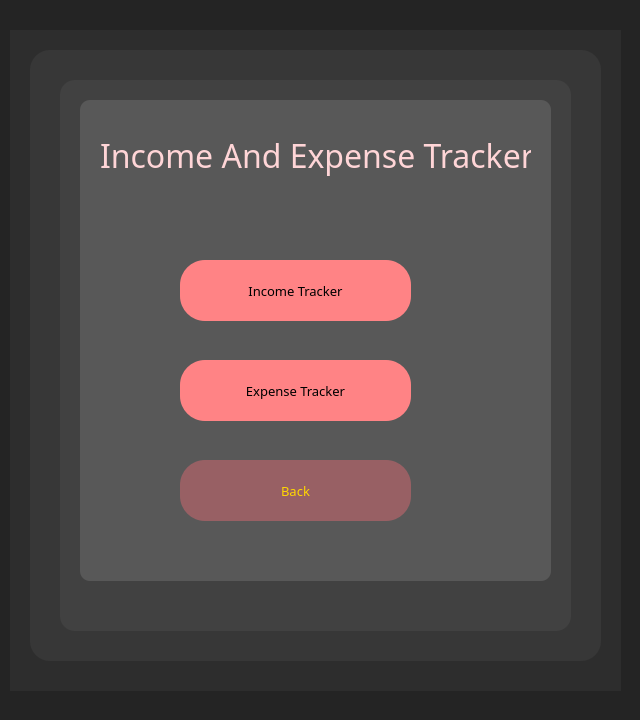
Above: ui/incomeandexpense.ui from hclperera/Personal_Organizer before the change. Below: the same form after it.
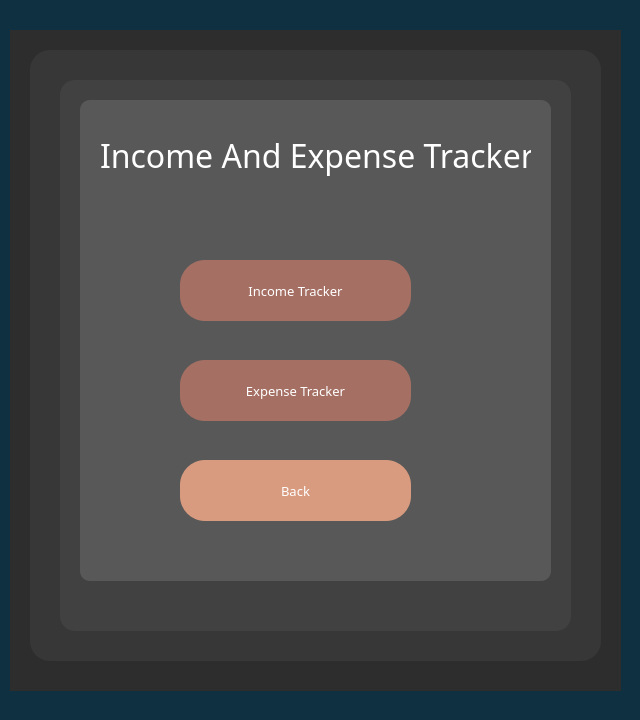
That is the form after the change.

Diff of the .ui file:
```diff
--- a/ui/incomeandexpense.ui
+++ b/ui/incomeandexpense.ui
@@ -36,7 +36,7 @@
    </property>
    <property name="styleSheet">
     <string notr="true">QWidget{
-	background-color: rgb(36, 36, 36);
+	background-color: rgb(15, 48, 64);
 }</string>
    </property>
    <widget class="QWidget" name="Fback1" native="true">
@@ -116,11 +116,11 @@
         </property>
         <property name="styleSheet">
          <string notr="true">QPushButton{
-	background-color:rgb(255, 131, 133);
+	background-color:rgb(165, 111, 99);
 	border-radius:25px;
 	border-color: rgb(53, 69, 93);
 	
-	color: rgb(0, 0, 0);
+	color: white;
 }</string>
         </property>
         <property name="text">
@@ -144,11 +144,11 @@
         </property>
         <property name="styleSheet">
          <string notr="true">QPushButton{
-	background-color:rgb(255, 131, 133);
+	background-color:rgb(165, 111, 99);
 	border-radius:25px;
 	border-color: rgb(53, 69, 93);
 	
-	color: rgb(0, 0, 0);
+	color: white;
 }</string>
         </property>
         <property name="text">
@@ -172,7 +172,7 @@
         </property>
         <property name="styleSheet">
          <string notr="true">QLabel{
-	color:rgb(255, 213, 215);
+	color:white;
 }</string>
         </property>
         <property name="text">
@@ -196,11 +196,10 @@
         </property>
         <property name="styleSheet">
          <string notr="true">QPushButton{
-	background-color:rgb(152, 96, 100);
+	background-color:rgb(217, 155, 127);
 	border-radius:25px;
 	border-color: rgb(53, 69, 93);
-	
-	color: gold;
+	color: white;
 }</string>
         </property>
         <property name="text">
```
